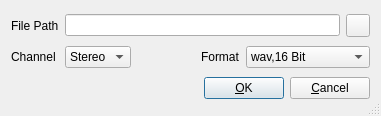
Old version of the form src/muse/components/mixdowndialogbase.ui in the repository emrum/muse.
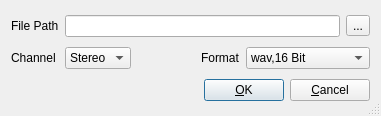
New version of the form.

Diff of the .ui file:
```diff
--- a/src/muse/components/mixdowndialogbase.ui
+++ b/src/muse/components/mixdowndialogbase.ui
@@ -106,7 +106,7 @@
      <item>
       <widget class="QToolButton" name="buttonPath">
        <property name="text">
-        <string/>
+        <string notr="true">...</string>
        </property>
       </widget>
      </item>
```
Left out of the diff: 33 changed lines with no effect on the pictures.
